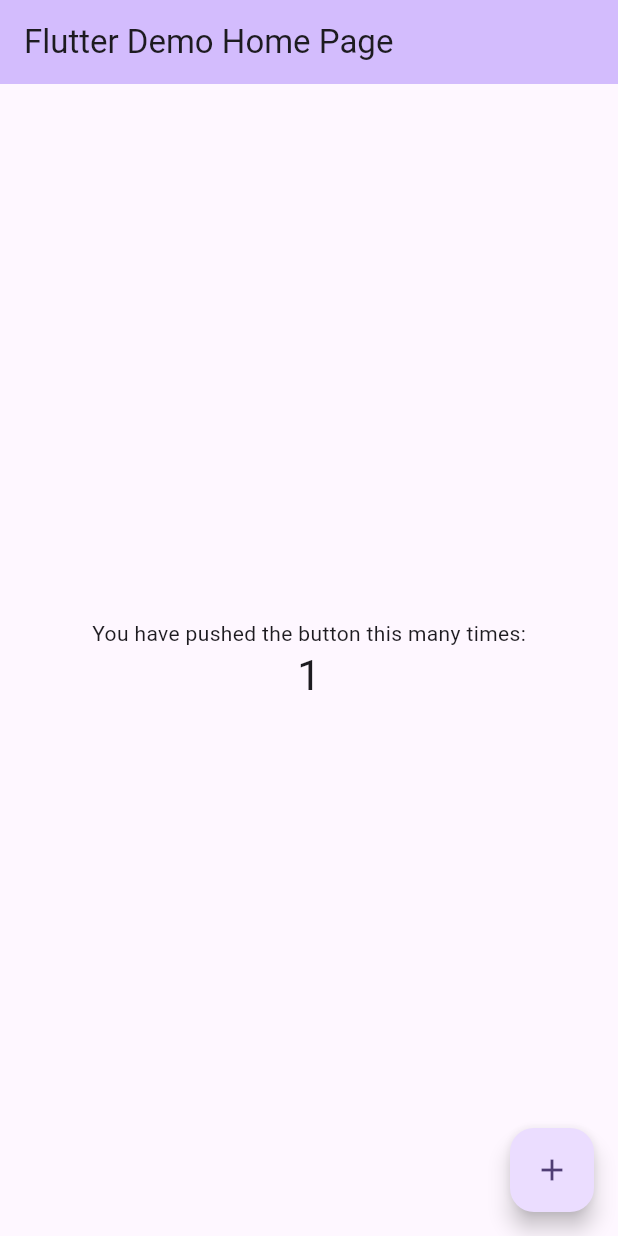
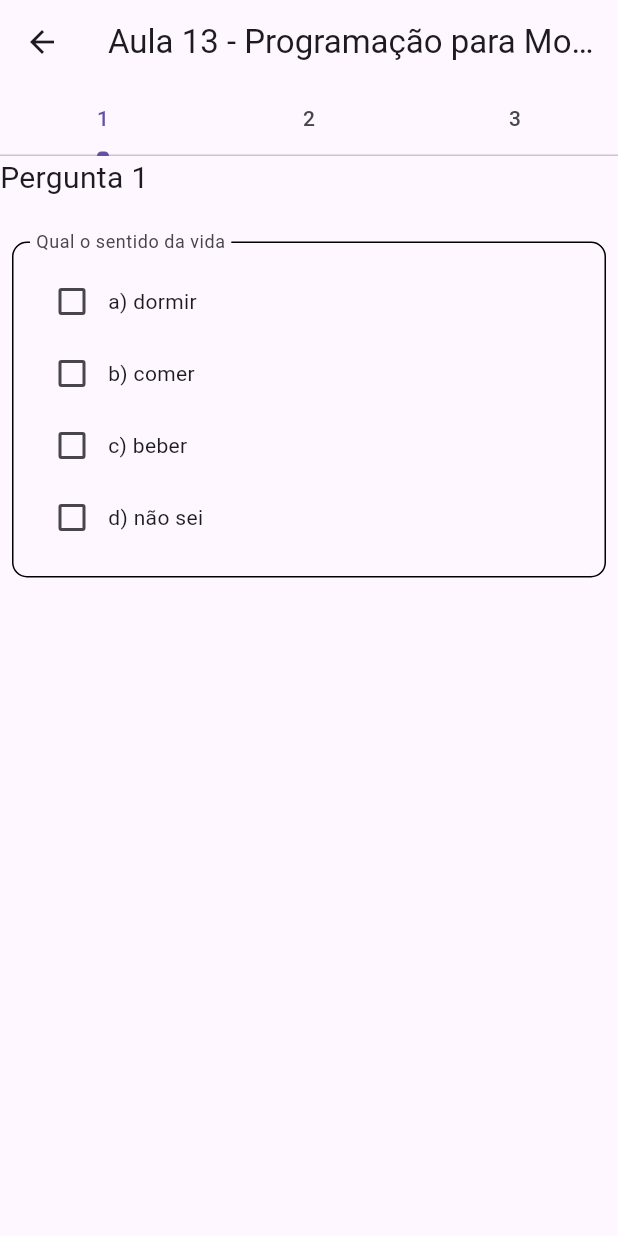
Before and after one commit to JulioMorino/SI700-dispositivos-moveis, a Flutter app: the screen it shows after launch, after a tap on the "add" icon, on a phone screen of 412 x 824 dp. Run offline on Flutter 3.47's test engine with Material 3 defaults, Android fonts, the phone set to English and light mode, and no system bars; our stand-ins replace cloud_firestore, dio, file_picker, firebase_auth, firebase_core, firebase_storage and 4 more; missing offline and left inert: googleapis; accounts and stored records are empty; key blocks and very long unbroken strings in the code were emptied for the run.

Commit message:
pdf finalizado, falta acrescentar trailing de remoção na listview, click em um item da listview e arrumar titulos da listview

```diff
--- a/topico_navegacao_de_telas/lib/app_router.dart
+++ b/topico_navegacao_de_telas/lib/app_router.dart
@@ -0,0 +1,81 @@
+import 'package:flutter/material.dart';
+import 'package:flutter_bloc/flutter_bloc.dart';
+import 'package:topico_navegacao_de_telas/bloc/answer_manager.dart';
+import 'package:topico_navegacao_de_telas/bloc/answers_monitor.dart';
+import 'package:topico_navegacao_de_telas/data/question_provider.dart';
+import '../view/widgets/radio_field.dart';
+
+import '../model/questions.dart';
+import 'model/question.dart';
+import '../view/widgets/dropdown_field.dart';
+import 'view/screen/answers_list_view.dart';
+import 'view/screen/questions_screen.dart';
+import 'view/widgets/checkbox_field.dart';
+import 'view/widgets/text_field.dart';
+
+class AppRouter {
+  int numQuestions = 5;
+  int numScreens = 5;
+  late ManageBloc _manageBloc;
+  late MonitorBloc _monitorBloc;
+
+  List<Widget> localBucket = [];
+  AppRouter() {
+    Questions questions = QuestionProvider.helper.questions;
+
+    for (int i = 0; i < questions.questionList.length; i++) {
+      Question e = questions.questionList[i];
+      switch (e.type) {
+        case QuestionType.singleShort:
+          localBucket.add(QuestionRadioButtonField(
+              question: questions.questionList[i], questionIndex: i));
+        case QuestionType.singleLong:
+          localBucket.add(QuestionDropDownField(
+              question: questions.questionList[i], questionIndex: i));
+        case QuestionType.multiple:
+          localBucket.add(QuestionCheckBoxField(
+              question: questions.questionList[i], questionIndex: i));
+        case QuestionType.text:
+          localBucket.add(QuestionTextField(
+              question: questions.questionList[i], questionIndex: i));
+        default:
+          localBucket.add(Container());
+      }
+    }
+    numQuestions = localBucket.length;
+    numScreens = localBucket.length;
+    _manageBloc = ManageBloc(numQuestions: numQuestions);
+    _monitorBloc = MonitorBloc();
+  }
+
+  Route onGenerateRoute(RouteSettings route) {
+    switch (route.name) {
+      case "/":
+        return MaterialPageRoute(builder: (BuildContext context) {
+          return MultiBlocProvider(
+            providers: [
+              BlocProvider.value(value: _monitorBloc),
+              BlocProvider.value(value: _manageBloc),
+            ],
+            child: const AnswerList(),
+          );
+        });
+      case "/create":
+        return MaterialPageRoute(builder: (_) {
+          return MultiBlocProvider(
+            providers: [
+              BlocProvider.value(value: _manageBloc),
+            ],
+            child: QuestionsScreen(children: localBucket),
+          );
+        });
+      default:
+        return MaterialPageRoute(builder: (_) => const Text("Erro"));
+    }
+  }
+
+  void dispose() {
+    _manageBloc.close();
+    _monitorBloc.close();
+  }
+}
--- a/topico_navegacao_de_telas/lib/bloc/answers_monitor.dart
+++ b/topico_navegacao_de_telas/lib/bloc/answers_monitor.dart
@@ -6,8 +6,10 @@ import 'package:topico_navegacao_de_telas/model/answer_collection.dart';
 class MonitorBloc extends Bloc<MonitorEvent, MonitorState> {
   late AnswerCollection answerCollection;
 
-  MonitorBloc(super.initialState) {
-    this.answerCollection = AnswerCollection(idList: [], answerList: []);
+  MonitorBloc()
+      : super(MonitorState(
+            answerCollection: AnswerCollection(idList: [], answerList: []))) {
+    answerCollection = AnswerCollection(idList: [], answerList: []);
     GenericDataProvider.helper.stream.listen((event) {
       final String answerId = event[0];
       final answer = event[1];
@@ -36,6 +38,8 @@ class MonitorBloc extends Bloc<MonitorEvent, MonitorState> {
         emit(MonitorState(answerCollection: answerCollection));
       },
     );
+
+    add(AskNewList());
   }
 }
 
--- a/topico_navegacao_de_telas/lib/main.dart
+++ b/topico_navegacao_de_telas/lib/main.dart
@@ -1,69 +1,20 @@
 import 'package:flutter/material.dart';
+import 'app_router.dart';
 
 void main() {
-  runApp(const MyApp());
+  runApp(MyApp());
 }
 
 class MyApp extends StatelessWidget {
-  const MyApp({super.key});
+  final AppRouter _appRouter = AppRouter();
 
   @override
   Widget build(BuildContext context) {
     return MaterialApp(
-      title: 'Flutter Demo',
-      theme: ThemeData(
-        colorScheme: ColorScheme.fromSeed(seedColor: Colors.deepPurple),
-        useMaterial3: true,
-      ),
-      home: const MyHomePage(title: 'Flutter Demo Home Page'),
+      title: 'Sistema de Formulário',
+      theme: ThemeData(primarySwatch: Colors.blue),
+      onGenerateRoute: _appRouter.onGenerateRoute,
+      initialRoute: '/',
     );
   }
 }
-
-class MyHomePage extends StatefulWidget {
-  const MyHomePage({super.key, required this.title});
-
-  final String title;
-
-  @override
-  State<MyHomePage> createState() => _MyHomePageState();
-}
-
-class _MyHomePageState extends State<MyHomePage> {
-  int _counter = 0;
-
-  void _incrementCounter() {
-    setState(() {
-      _counter++;
-    });
-  }
-
-  @override
-  Widget build(BuildContext context) {
-    return Scaffold(
-      appBar: AppBar(
-        backgroundColor: Theme.of(context).colorScheme.inversePrimary,
-        title: Text(widget.title),
-      ),
-      body: Center(
-        child: Column(
-          mainAxisAlignment: MainAxisAlignment.center,
-          children: <Widget>[
-            const Text(
-              'You have pushed the button this many times:',
-            ),
-            Text(
-              '$_counter',
-              style: Theme.of(context).textTheme.headlineMedium,
-            ),
-          ],
-        ),
-      ),
-      floatingActionButton: FloatingActionButton(
-        onPressed: _incrementCounter,
-        tooltip: 'Increment',
-        child: const Icon(Icons.add),
-      ),
-    );
-  }
-}
--- a/topico_navegacao_de_telas/lib/model/question.dart
+++ b/topico_navegacao_de_telas/lib/model/question.dart
@@ -12,3 +12,6 @@ class Question {
 }
 
 enum QuestionType { singleShort, singleLong, multiple, text }
+
+//singleShort => crio widget RadioButton (somente uma resposta e poucas opcoes)
+//singleLong  =>
--- a/topico_navegacao_de_telas/lib/view/screen/answers_list_view.dart
+++ b/topico_navegacao_de_telas/lib/view/screen/answers_list_view.dart
@@ -0,0 +1,38 @@
+import 'package:flutter/material.dart';
+import 'package:flutter_bloc/flutter_bloc.dart';
+import '../../bloc/answer_manager.dart';
+import '../../bloc/answers_monitor.dart';
+import '../../model/answer_collection.dart';
+
+class AnswerList extends StatelessWidget {
+  const AnswerList({super.key});
+  @override
+  Widget build(BuildContext context) {
+    return Scaffold(
+      appBar: AppBar(
+        title: const Text('Lista de Registros'),
+      ),
+      body: _buildAnswersList(),
+      floatingActionButton: FloatingActionButton(
+        child: const Icon(Icons.add),
+        onPressed: () {
+          BlocProvider.of<ManageBloc>(context).add(CreateRecord());
+          Navigator.pushNamed(context, "/create");
+        },
+      ),
+    );
+  }
+
+  Widget _buildAnswersList() {
+    return BlocBuilder<MonitorBloc, MonitorState>(builder: (context, state) {
+      AnswerCollection answerCollection = state.answerCollection;
+      return ListView.separated(
+        itemCount: answerCollection.length(),
+        itemBuilder: (context, index) => ListTile(
+          title: Text('${answerCollection.getAnswerAtIndex(index)}ª resposta'),
+        ),
+        separatorBuilder: (_, __) => const Divider(),
+      );
+    });
+  }
+}
--- a/topico_navegacao_de_telas/lib/view/screen/questions_screen.dart
+++ b/topico_navegacao_de_telas/lib/view/screen/questions_screen.dart
@@ -0,0 +1,29 @@
+import 'package:flutter/material.dart';
+
+class QuestionsScreen extends StatefulWidget {
+  final List<Widget> children;
+  const QuestionsScreen({super.key, required this.children});
+  @override
+  State<QuestionsScreen> createState() => _QuestionScreenState();
+}
+
+class _QuestionScreenState extends State<QuestionsScreen> {
+  @override
+  Widget build(BuildContext context) {
+    return DefaultTabController(
+      length: widget.children.length,
+      child: Scaffold(
+        appBar: AppBar(
+          bottom: TabBar(
+            tabs: [
+              for (var i = 1; i <= widget.children.length; i++) Tab(text: "$i")
+            ],
+          ),
+          title: const Text(
+              "Aula 13 - Programação para Mobile - Questionários com Navigator"),
+        ),
+        body: TabBarView(children: widget.children),
+      ),
+    );
+  }
+}
--- a/topico_navegacao_de_telas/lib/view/widgets/checkbox_field.dart
+++ b/topico_navegacao_de_telas/lib/view/widgets/checkbox_field.dart
@@ -0,0 +1,70 @@
+import 'package:flutter/material.dart';
+import 'package:flutter_bloc/flutter_bloc.dart';
+
+import '../../bloc/answer_manager.dart';
+import '../../model/question.dart';
+
+class QuestionCheckBoxField extends StatelessWidget {
+  final Question question;
+  final int questionIndex;
+  const QuestionCheckBoxField({
+    super.key,
+    required this.question,
+    required this.questionIndex,
+  });
+  @override
+  Widget build(BuildContext context) {
+    return _buildQuestion();
+  }
+
+  Widget _buildQuestion() {
+    return Column(
+      crossAxisAlignment: CrossAxisAlignment.stretch,
+      children: [
+        if (question.titulo != "")
+          Container(
+              margin: const EdgeInsets.only(bottom: 20),
+              child: Text(
+                question.titulo,
+                style: const TextStyle(fontSize: 20),
+              )),
+        _buildCheckboxes()
+      ],
+    );
+  }
+
+  Widget _buildCheckboxes() {
+    List<Widget> checkboxes = [];
+    for (int i = 0; i < question.alternatives.length; i++) {
+      checkboxes.add(Row(children: [
+        BlocBuilder<ManageBloc, ManageState>(
+          builder: (context, state) {
+            List answer = state.answers.getAnswer(questionIndex);
+            return Checkbox(
+              value: answer.contains(i),
+              onChanged: (bool? value) {
+                if (value != null) {
+                  BlocProvider.of<ManageBloc>(context)
+                      .add(SwapAnswer(question: questionIndex, value: i));
+                }
+              },
+            );
+          },
+        ),
+        Text(question.alternatives[i])
+      ]));
+    }
+    return Padding(
+      padding: const EdgeInsets.all(8.0),
+      child: InputDecorator(
+        decoration: InputDecoration(
+          labelText: question.subTitulo,
+          enabledBorder: OutlineInputBorder(
+            borderRadius: BorderRadius.circular(10.0),
+          ),
+        ),
+        child: Column(children: checkboxes),
+      ),
+    );
+  }
+}
--- a/topico_navegacao_de_telas/pubspec.yaml
+++ b/topico_navegacao_de_telas/pubspec.yaml
@@ -19,7 +19,7 @@ publish_to: 'none' # Remove this line if you wish to publish to pub.dev
 version: 1.0.0+1
 
 environment:
-  sdk: ^3.5.3
+  sdk: ^3.4.3
 
 # Dependencies specify other packages that your package needs in order to work.
 # To automatically upgrade your package dependencies to the latest versions
```
Also changed, not shown: topico_navegacao_de_telas/lib/bloc/answer_manager.dart (+114 -0 lines), topico_navegacao_de_telas/lib/view/widgets/dropdown_field.dart (+75 -0 lines), topico_navegacao_de_telas/lib/view/widgets/radio_field.dart (+78 -0 lines), topico_navegacao_de_telas/lib/view/widgets/text_field.dart (+66 -0 lines), topico_navegacao_de_telas/pubspec.lock.
